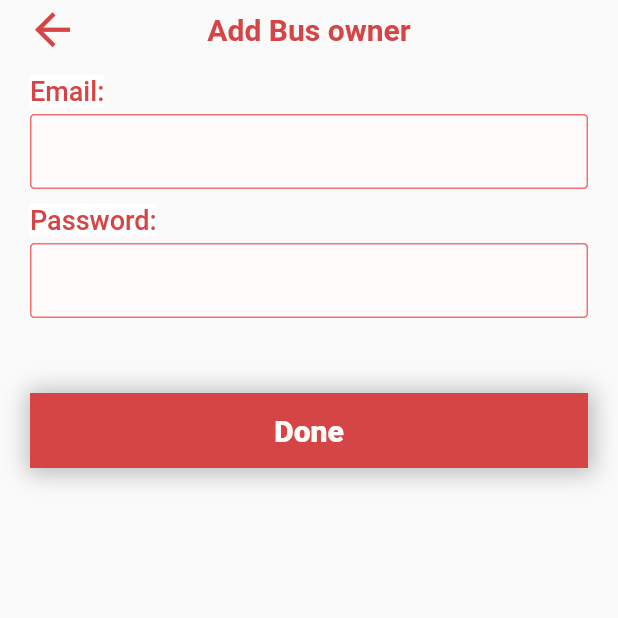
After one commit to thamaraSenanayake/busapp, a Flutter app: the AddBusOwner screen opened directly, on a phone screen of 412 x 824 dp, the top half of it. The commit adds this screen. Run offline on Flutter 3.47's test engine with Material 2 defaults, Android fonts, the phone set to English and light mode, and no system bars; our stand-ins replace cloud_firestore, flutter_keyboard_visibility, flutter_local_notifications, flutter_secure_storage, flutter_spinkit, geolocator and 2 more; missing offline and left inert: flutter_google_places, flutter_polyline_points, google_api_headers, google_maps_webservice, stripe_payment; accounts and stored records are empty.

Commit message:
add admin

```diff
--- /dev/null
+++ b/lib/appBarWindows/addBusOwner.dart
@@ -0,0 +1,170 @@
+import 'package:flutter/material.dart';
+import 'package:quickbussl/database/database.dart';
+import 'package:quickbussl/model/user.dart';
+import 'package:quickbussl/module/customButton.dart';
+import 'package:quickbussl/module/topBar.dart';
+import 'package:quickbussl/module/textbox.dart';
+import '../const.dart';
+
+class AddBusOwner extends StatefulWidget {
+  AddBusOwner({Key key,}) : super(key: key);
+
+  @override
+  _AddBusOwnerState createState() => _AddBusOwnerState();
+}
+
+class _AddBusOwnerState extends State<AddBusOwner> {
+  double _width =0.0;
+  User _user = User();
+  String _emailError= "";
+  String _passwordError= "";
+
+  @override
+  void initState() {
+    super.initState();
+  }
+
+  _done(){
+    FocusScope.of(context).unfocus();
+
+    bool _validation = true;
+
+    if(_user.email != null && _user.email.isEmpty){
+      setState(() {
+        _emailError = "Required field";
+        _validation = false;
+      });
+    }
+    if(_user.password != null && _user.password.isEmpty){
+      setState(() {
+        _passwordError = "Required field";
+        _validation = false;
+      });
+    }
+
+
+    if(_validation){
+      Database().addBusOwnerUser(_user);
+      Navigator.pop(context);
+    }
+  }
+
+  @override
+  Widget build(BuildContext context) {
+    setState(() {
+      _width = MediaQuery.of(context).size.width;
+    });
+    return Scaffold(
+      body: SafeArea(
+        child: Column(
+          children: [
+            TopBarModule(
+              title: "Add Bus owner",
+              buttonClick: (){
+                Navigator.pop(context);
+              },
+              iconData: Icons.arrow_back
+            ),
+            Padding(
+              padding: const EdgeInsets.only(top:10.0,bottom: 5),
+              child: Container(
+                width: _width - 40,
+                child: Row(
+                  mainAxisAlignment: MainAxisAlignment.spaceBetween,
+                  children: [
+                    Text(
+                      "Email: ",
+                      style: TextStyle(
+                        color: AppData.primaryColor,
+                        fontSize: 18,
+                        fontWeight: FontWeight.w500,
+                        backgroundColor: Colors.white
+                      ),
+                    ),
+                    Text(
+                      _emailError,
+                      style: TextStyle(
+                        color: AppData.primaryColor,
+                        fontSize: 18,
+                        fontWeight: FontWeight.bold,
+                        backgroundColor: Colors.white
+                      ),
+                    )
+                  ],
+                ),
+              ),
+            ),
+            TextBox(
+              textBoxKey: null,
+              shadowDisplay: false,
+              onChange: (val){
+                _user.email = val;
+                setState(() {
+                  _emailError = "";
+                });
+              },
+              textInputType:TextInputType.emailAddress,
+              firstLetterCapital: false,
+              errorText: _emailError
+            ),
+            Padding(
+              padding: const EdgeInsets.only(top:10.0,bottom: 5),
+              child: Container(
+                width: _width - 40,
+                child: Row(
+                  mainAxisAlignment: MainAxisAlignment.spaceBetween,
+                  children: [
+                    Text(
+                      "Password: ",
+                      style: TextStyle(
+                        color: AppData.primaryColor,
+                        fontSize: 18,
+                        fontWeight: FontWeight.w500,
+                        backgroundColor: Colors.white
+                      ),
+                    ),
+                    Text(
+                      _passwordError,
+                      style: TextStyle(
+                        color: AppData.primaryColor,
+                        fontSize: 18,
+                        fontWeight: FontWeight.bold,
+                        backgroundColor: Colors.white
+                      ),
+                    ),
+
+
+                  ],
+                ),
+              ),
+            ),
+            TextBox(
+              textBoxKey: null,
+              shadowDisplay: false,
+              onChange: (val){
+                _user.password = val;
+                setState(() {
+                  _passwordError = "";
+                });
+              },
+              textInputType:TextInputType.text,
+              firstLetterCapital: false,
+              errorText: _passwordError
+            ),
+
+            SizedBox(
+              height: 50,
+            ),
+
+            CustomButton(
+              text: "Done",
+              buttonClick: (){
+                _done();
+              }
+            )
+          ],
+        ),
+      ),
+    );
+  }
+}
--- a/lib/database/database.dart
+++ b/lib/database/database.dart
@@ -36,6 +36,48 @@ class Database{
     return _setUser(querySnapshot);
   }
 
+  Future<List<User>> getUserList(String email ) async{
+    QuerySnapshot querySnapshot;
+    List<User> userList = [];
+    querySnapshot = await users
+    .where("userType" , isEqualTo : TypeConvert().userTypeToString(UserType.Admin))
+    .getDocuments();
+    userList = _setUserList(querySnapshot);
+
+    querySnapshot = await users
+    .where("userType" , isEqualTo : TypeConvert().userTypeToString(UserType.Passenger))
+    .getDocuments();
+
+    userList.addAll(_setUserList(querySnapshot));
+
+
+    userList.removeWhere((item) => item.email == email);
+    return userList;
+  }
+
+  adminEdit(String email,bool isAdmin) async{
+    await users.document(email).updateData({
+      "userType":isAdmin? TypeConvert().userTypeToString(UserType.Admin):TypeConvert().userTypeToString(UserType.Passenger),
+    });
+  }
+
+  List<User> _setUserList(QuerySnapshot querySnapshot)  {
+    List<User> user = [];
+    for (var item in querySnapshot.documents) {
+
+      user.add(
+        User()
+        ..email = item["email"]
+        ..name = item["name"]
+        ..idNum = item["idNum"]
+        ..phone = item["phone"]
+        ..userType =TypeConvert().stringToUserType(item["userType"])
+      );
+    }
+
+    return user;
+  }
+
   Future<User> _setUser(QuerySnapshot querySnapshot) async {
     User user;
     for (var item in querySnapshot.documents) {
@@ -59,6 +101,14 @@ class Database{
       "idNum":user.idNum,
       "phone":user.phone,
       "userType":TypeConvert().userTypeToString( user.userType),
+    });
+  }
+
+  Future addBusOwnerUser(User user) async{
+    await users.document(user.email).setData({
+      "email":user.email,
+      "password":user.password,
+      "userType":TypeConvert().userTypeToString(UserType.BusOwner),
     });
   }
 
--- a/lib/login/BusLogin.dart
+++ b/lib/login/BusLogin.dart
@@ -49,7 +49,7 @@ class _BusLoginState extends State<BusLogin> {
       });
       User user = await Database().login(_email, _password);
       if(user != null && user.userType == UserType.BusOwner){
-        if(user.name.isNotEmpty && user.name != null){
+        if(user.name != null && user.name.isNotEmpty){
           final storage = new FlutterSecureStorage();
           storage.write(key: KeyContainer.USERNAME,value: _email);
           storage.write(key: KeyContainer.PASSWORD,value: _password);
--- a/lib/login/splashscreen.dart
+++ b/lib/login/splashscreen.dart
@@ -30,7 +30,7 @@ class _SplashScreenState extends State<SplashScreen> {
       User user =await Database().login(username, password);
 
       if(user != null){
-        if(user.userType == UserType.Passenger){
+        if(user.userType == UserType.Passenger || user.userType == UserType.Admin){
           Navigator.pushReplacement(
             context,
             MaterialPageRoute(
--- a/lib/module/textbox.dart
+++ b/lib/module/textbox.dart
@@ -116,7 +116,7 @@ class _TextBoxState extends State<TextBox> {
             size: widget.prefixIcon == Icons.attach_money?21:24,
             color: AppData.primaryColor,
           ) : null,
-          hintStyle:TextStyle(fontSize: 14, color: AppData.whiteColor, height: 1.8),
+          hintStyle:TextStyle(fontSize: 14, color: Colors.grey, height: 1.8),
           suffixIcon: widget.suffixIcon != null ? Icon(widget.suffixIcon) : null,
         ),
         maxLines: widget.textInputType == TextInputType.multiline?null:1,
```
Also changed, not shown: lib/appBarWindows/editAdminList.dart (added, +109 -0 lines), lib/cusProfile/profileBase.dart (+45 -1 lines), lib/login/CusLogin.dart (+12 -6 lines), lib/module/userView.dart (added, +104 -0 lines), pubspec.lock, 1 other file.
